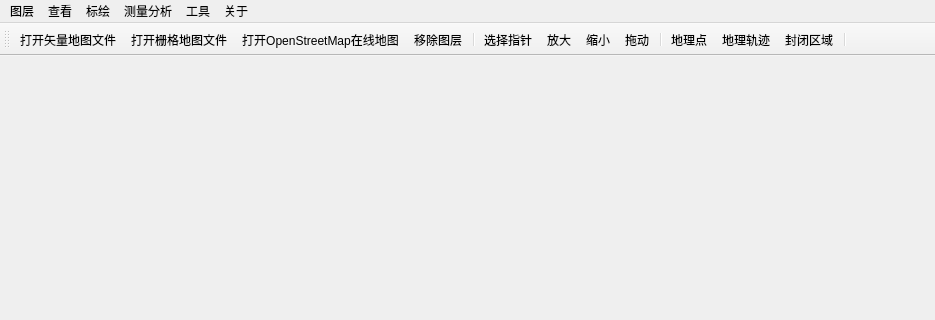
TheWrangler/sqGis, file sqGis/sqGisMainWindow.ui: the form before one commit; both pictures show x 0 to 935 and y 0 to 320 of the 935 by 719 pixel window.
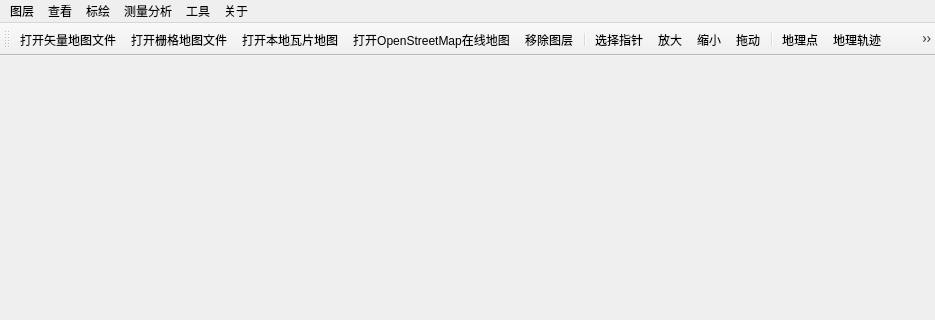
The form after the commit. Icons and pictures are not drawn.

```diff
--- a/sqGis/sqGisMainWindow.ui
+++ b/sqGis/sqGisMainWindow.ui
@@ -106,6 +106,7 @@
    </attribute>
    <addaction name="openVectorLayerAction"/>
    <addaction name="openRasterLayerAction"/>
+   <addaction name="openLocalTilesLayerAction"/>
    <addaction name="openOpenStreetMapLayerAction"/>
    <addaction name="removeLayerAction"/>
    <addaction name="separator"/>
```
Left out of the diff: 6 changed lines with no effect on the pictures.
